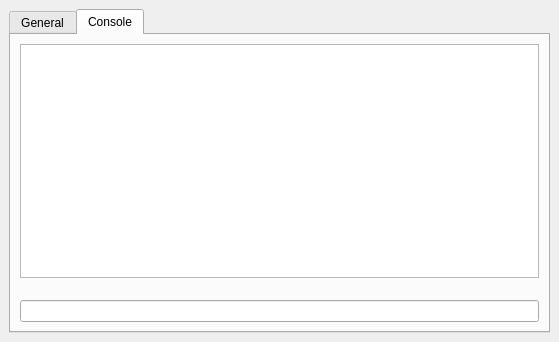
This is forms/Inspector.ui in GNS3/gns3-legacy as Qt 5 draws it before an edit. The edited form follows.
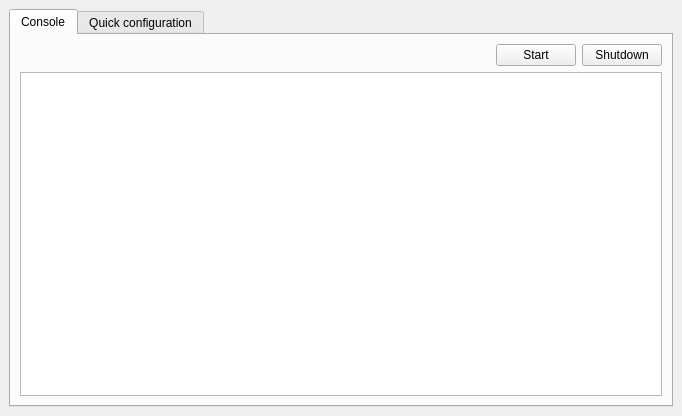
This is the edited form. The open tabs and pages were chosen to show the change. Icons and pictures are not drawn. Custom widgets are drawn as their Qt base class.

```diff
--- a/forms/Inspector.ui
+++ b/forms/Inspector.ui
@@ -5,8 +5,8 @@
    <rect>
     <x>0</x>
     <y>0</y>
-    <width>559</width>
-    <height>342</height>
+    <width>682</width>
+    <height>416</height>
    </rect>
   </property>
   <property name="windowTitle" >
@@ -24,9 +24,82 @@
      <property name="currentIndex" >
       <number>0</number>
      </property>
+     <widget class="QWidget" name="Console" >
+      <attribute name="title" >
+       <string>Console</string>
+      </attribute>
+      <layout class="QVBoxLayout" >
+       <property name="margin" >
+        <number>9</number>
+       </property>
+       <property name="spacing" >
+        <number>6</number>
+       </property>
+       <item>
+        <layout class="QHBoxLayout" >
+         <property name="margin" >
+          <number>0</number>
+         </property>
+         <property name="spacing" >
+          <number>6</number>
+         </property>
+         <item>
+          <widget class="QLabel" name="label_5" >
+           <property name="text" >
+            <string/>
+           </property>
+           <property name="pixmap" >
+            <pixmap>../svg/icons/led_green.svg</pixmap>
+           </property>
+           <property name="scaledContents" >
+            <bool>false</bool>
+           </property>
+          </widget>
+         </item>
+         <item>
+          <spacer>
+           <property name="orientation" >
+            <enum>Qt::Horizontal</enum>
+           </property>
+           <property name="sizeHint" >
+            <size>
+             <width>131</width>
+             <height>20</height>
+            </size>
+           </property>
+          </spacer>
+         </item>
+         <item>
+          <widget class="QPushButton" name="pushButton" >
+           <property name="text" >
+            <string>Start</string>
+           </property>
+          </widget>
+         </item>
+         <item>
+          <widget class="QPushButton" name="pushButton_2" >
+           <property name="text" >
+            <string>Shutdown</string>
+           </property>
+          </widget>
+         </item>
+        </layout>
+       </item>
+       <item>
+        <widget class="Console" name="textEditConsole" >
+         <property name="font" >
+          <font>
+           <family>Courier 10 Pitch</family>
+           <pointsize>10</pointsize>
+          </font>
+         </property>
+        </widget>
+       </item>
+      </layout>
+     </widget>
      <widget class="QWidget" name="General" >
       <attribute name="title" >
-       <string>General</string>
+       <string>Quick configuration</string>
       </attribute>
       <layout class="QVBoxLayout" >
        <property name="margin" >
@@ -152,45 +225,17 @@
        </item>
       </layout>
      </widget>
-     <widget class="QWidget" name="Console" >
-      <attribute name="title" >
-       <string>Console</string>
-      </attribute>
-      <layout class="QVBoxLayout" >
-       <property name="margin" >
-        <number>9</number>
-       </property>
-       <property name="spacing" >
-        <number>6</number>
-       </property>
-       <item>
-        <widget class="QTextBrowser" name="textBrowser" />
-       </item>
-       <item>
-        <spacer>
-         <property name="orientation" >
-          <enum>Qt::Vertical</enum>
-         </property>
-         <property name="sizeType" >
-          <enum>QSizePolicy::Minimum</enum>
-         </property>
-         <property name="sizeHint" >
-          <size>
-           <width>20</width>
-           <height>16</height>
-          </size>
-         </property>
-        </spacer>
-       </item>
-       <item>
-        <widget class="QLineEdit" name="lineEditCLI" />
-       </item>
-      </layout>
-     </widget>
     </widget>
    </item>
   </layout>
  </widget>
+ <customwidgets>
+  <customwidget>
+   <class>Console</class>
+   <extends>QTextEdit</extends>
+   <header>Console</header>
+  </customwidget>
+ </customwidgets>
  <tabstops>
   <tabstop>tabWidget</tabstop>
   <tabstop>lineEditHostname</tabstop>
```
Left out of the diff: 2 changed lines with no effect on the pictures.
